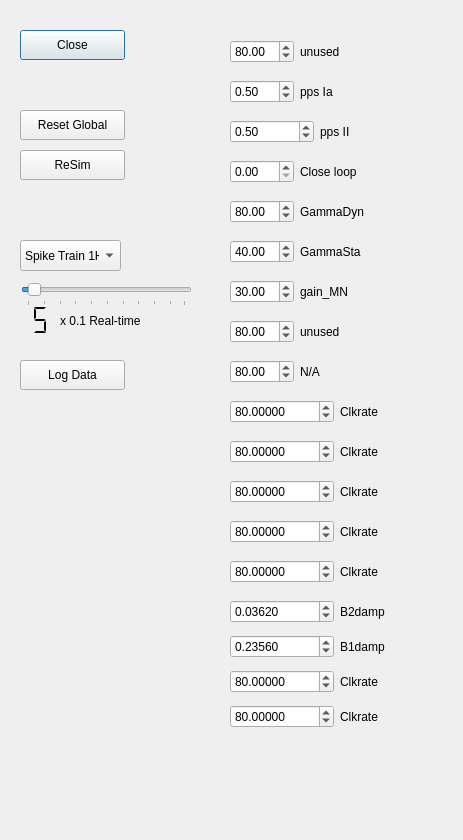
The window that projects/size_principle/size_principle_pytester/Controls.ui (wonjsohn/nerf-verilog) describes before a commit, drawn with Qt 5.
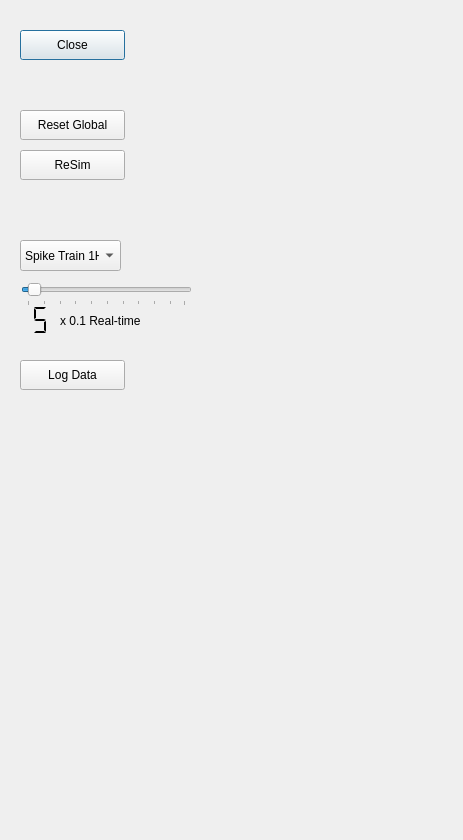
The same window after the commit.

```diff
--- a/projects/size_principle/size_principle_pytester/Controls.ui
+++ b/projects/size_principle/size_principle_pytester/Controls.ui
@@ -86,35 +86,6 @@
     </property>
    </item>
   </widget>
-  <widget class="QWidget" name="layoutWidget">
-   <property name="geometry">
-    <rect>
-     <x>230</x>
-     <y>80</y>
-     <width>176</width>
-     <height>34</height>
-    </rect>
-   </property>
-   <layout class="QFormLayout" name="formLayout_1">
-    <item row="0" column="1">
-     <widget class="QLabel" name="label_1">
-      <property name="text">
-       <string>pps Ia</string>
-      </property>
-     </widget>
-    </item>
-    <item row="0" column="0">
-     <widget class="QDoubleSpinBox" name="doubleSpinBox_1">
-      <property name="maximum">
-       <double>200.000000000000000</double>
-      </property>
-      <property name="value">
-       <double>0.500000000000000</double>
-      </property>
-     </widget>
-    </item>
-   </layout>
-  </widget>
   <widget class="QSlider" name="horizontalSlider">
    <property name="geometry">
     <rect>
@@ -639,541 +610,6 @@
     <bool>false</bool>
    </property>
   </widget>
-  <widget class="QWidget" name="layoutWidget_2">
-   <property name="geometry">
-    <rect>
-     <x>230</x>
-     <y>120</y>
-     <width>214</width>
-     <height>34</height>
-    </rect>
-   </property>
-   <layout class="QFormLayout" name="formLayout_2">
-    <item row="0" column="1">
-     <widget class="QLabel" name="label_2">
-      <property name="text">
-       <string>pps II</string>
-      </property>
-     </widget>
-    </item>
-    <item row="0" column="0">
-     <widget class="QDoubleSpinBox" name="doubleSpinBox_2">
-      <property name="decimals">
-       <number>2</number>
-      </property>
-      <property name="maximum">
-       <double>1000000.000000000000000</double>
-      </property>
-      <property name="singleStep">
-       <double>0.100000000000000</double>
-      </property>
-      <property name="value">
-       <double>0.500000000000000</double>
-      </property>
-     </widget>
-    </item>
-   </layout>
-  </widget>
-  <widget class="QWidget" name="layoutWidget_3">
-   <property name="geometry">
-    <rect>
-     <x>230</x>
-     <y>160</y>
-     <width>176</width>
-     <height>34</height>
-    </rect>
-   </property>
-   <layout class="QFormLayout" name="formLayout_3">
-    <item row="0" column="1">
-     <widget class="QLabel" name="label_3">
-      <property name="text">
-       <string>Close loop</string>
-      </property>
-     </widget>
-    </item>
-    <item row="0" column="0">
-     <widget class="QDoubleSpinBox" name="doubleSpinBox_3">
-      <property name="maximum">
-       <double>100.000000000000000</double>
-      </property>
-      <property name="value">
-       <double>0.000000000000000</double>
-      </property>
-     </widget>
-    </item>
-   </layout>
-  </widget>
-  <widget class="QWidget" name="layoutWidget_4">
-   <property name="geometry">
-    <rect>
-     <x>230</x>
-     <y>200</y>
-     <width>203</width>
-     <height>34</height>
-    </rect>
-   </property>
-   <layout class="QFormLayout" name="formLayout_4">
-    <item row="0" column="1">
-     <widget class="QLabel" name="label_4">
-      <property name="text">
-       <string>GammaDyn</string>
-      </property>
-     </widget>
-    </item>
-    <item row="0" column="0">
-     <widget class="QDoubleSpinBox" name="doubleSpinBox_4">
-      <property name="decimals">
-       <number>2</number>
-      </property>
-      <property name="maximum">
-       <double>200.000000000000000</double>
-      </property>
-      <property name="value">
-       <double>80.000000000000000</double>
-      </property>
-     </widget>
-    </item>
-   </layout>
-  </widget>
-  <widget class="QWidget" name="layoutWidget_5">
-   <property name="geometry">
-    <rect>
-     <x>230</x>
-     <y>240</y>
-     <width>177</width>
-     <height>34</height>
-    </rect>
-   </property>
-   <layout class="QFormLayout" name="formLayout_5">
-    <item row="0" column="1">
-     <widget class="QLabel" name="label_5">
-      <property name="text">
-       <string>GammaSta</string>
-      </property>
-     </widget>
-    </item>
-    <item row="0" column="0">
-     <widget class="QDoubleSpinBox" name="doubleSpinBox_5">
-      <property name="maximum">
-       <double>200.000000000000000</double>
-      </property>
-      <property name="value">
-       <double>40.000000000000000</double>
-      </property>
-     </widget>
-    </item>
-   </layout>
-  </widget>
-  <widget class="QWidget" name="layoutWidget_6">
-   <property name="geometry">
-    <rect>
-     <x>230</x>
-     <y>280</y>
-     <width>176</width>
-     <height>34</height>
-    </rect>
-   </property>
-   <layout class="QFormLayout" name="formLayout_6">
-    <item row="0" column="1">
-     <widget class="QLabel" name="label_6">
-      <property name="text">
-       <string>gain_MN</string>
-      </property>
-     </widget>
-    </item>
-    <item row="0" column="0">
-     <widget class="QDoubleSpinBox" name="doubleSpinBox_6">
-      <property name="maximum">
-       <double>200.000000000000000</double>
-      </property>
-      <property name="value">
-       <double>30.000000000000000</double>
-      </property>
-     </widget>
-    </item>
-   </layout>
-  </widget>
-  <widget class="QWidget" name="layoutWidget_7">
-   <property name="geometry">
-    <rect>
-     <x>230</x>
-     <y>320</y>
-     <width>176</width>
-     <height>34</height>
-    </rect>
-   </property>
-   <layout class="QFormLayout" name="formLayout_7">
-    <item row="0" column="1">
-     <widget class="QLabel" name="label_7">
-      <property name="text">
-       <string>unused</string>
-      </property>
-     </widget>
-    </item>
-    <item row="0" column="0">
-     <widget class="QDoubleSpinBox" name="doubleSpinBox_7">
-      <property name="maximum">
-       <double>200.000000000000000</double>
-      </property>
-      <property name="value">
-       <double>80.000000000000000</double>
-      </property>
-     </widget>
-    </item>
-   </layout>
-  </widget>
-  <widget class="QWidget" name="layoutWidget_8">
-   <property name="geometry">
-    <rect>
-     <x>230</x>
-     <y>360</y>
-     <width>176</width>
-     <height>34</height>
-    </rect>
-   </property>
-   <layout class="QFormLayout" name="formLayout_8">
-    <item row="0" column="1">
-     <widget class="QLabel" name="label_8">
-      <property name="text">
-       <string>N/A</string>
-      </property>
-     </widget>
-    </item>
-    <item row="0" column="0">
-     <widget class="QDoubleSpinBox" name="doubleSpinBox_8">
-      <property name="maximum">
-       <double>200.000000000000000</double>
-      </property>
-      <property name="value">
-       <double>80.000000000000000</double>
-      </property>
-     </widget>
-    </item>
-   </layout>
-  </widget>
-  <widget class="QWidget" name="layoutWidget_9">
-   <property name="geometry">
-    <rect>
-     <x>230</x>
-     <y>40</y>
-     <width>176</width>
-     <height>34</height>
-    </rect>
-   </property>
-   <layout class="QFormLayout" name="formLayout_0">
-    <item row="0" column="1">
-     <widget class="QLabel" name="label_0">
-      <property name="text">
-       <string>unused</string>
-      </property>
-     </widget>
-    </item>
-    <item row="0" column="0">
-     <widget class="QDoubleSpinBox" name="doubleSpinBox_0">
-      <property name="maximum">
-       <double>200.000000000000000</double>
-      </property>
-      <property name="value">
-       <double>80.000000000000000</double>
-      </property>
-     </widget>
-    </item>
-   </layout>
-  </widget>
-  <widget class="QWidget" name="layoutWidget_10">
-   <property name="geometry">
-    <rect>
-     <x>230</x>
-     <y>400</y>
-     <width>220</width>
-     <height>34</height>
-    </rect>
-   </property>
-   <layout class="QFormLayout" name="formLayout_9">
-    <item row="0" column="1">
-     <widget class="QLabel" name="label_9">
-      <property name="text">
-       <string>Clkrate</string>
-      </property>
-     </widget>
-    </item>
-    <item row="0" column="0">
-     <widget class="QDoubleSpinBox" name="doubleSpinBox_9">
-      <property name="decimals">
-       <number>5</number>
-      </property>
-      <property name="maximum">
-       <double>2000000.000000000000000</double>
-      </property>
-      <property name="value">
-       <double>80.000000000000000</double>
-      </property>
-     </widget>
-    </item>
-   </layout>
-  </widget>
-  <widget class="QWidget" name="layoutWidget_11">
-   <property name="geometry">
-    <rect>
-     <x>230</x>
-     <y>440</y>
-     <width>220</width>
-     <height>34</height>
-    </rect>
-   </property>
-   <layout class="QFormLayout" name="formLayout_10">
-    <item row="0" column="1">
-     <widget class="QLabel" name="label_10">
-      <property name="text">
-       <string>Clkrate</string>
-      </property>
-     </widget>
-    </item>
-    <item row="0" column="0">
-     <widget class="QDoubleSpinBox" name="doubleSpinBox_10">
-      <property name="decimals">
-       <number>5</number>
-      </property>
-      <property name="maximum">
-       <double>2000000.000000000000000</double>
-      </property>
-      <property name="value">
-       <double>80.000000000000000</double>
-      </property>
-     </widget>
-    </item>
-   </layout>
-  </widget>
-  <widget class="QWidget" name="layoutWidget_12">
-   <property name="geometry">
-    <rect>
-     <x>230</x>
-     <y>480</y>
-     <width>220</width>
-     <height>34</height>
-    </rect>
-   </property>
-   <layout class="QFormLayout" name="formLayout_11">
-    <item row="0" column="1">
-     <widget class="QLabel" name="label_11">
-      <property name="text">
-       <string>Clkrate</string>
-      </property>
-     </widget>
-    </item>
-    <item row="0" column="0">
-     <widget class="QDoubleSpinBox" name="doubleSpinBox_11">
-      <property name="decimals">
-       <number>5</number>
-      </property>
-      <property name="maximum">
-       <double>2000000.000000000000000</double>
-      </property>
-      <property name="value">
-       <double>80.000000000000000</double>
-      </property>
-     </widget>
-    </item>
-   </layout>
-  </widget>
-  <widget class="QWidget" name="layoutWidget_13">
-   <property name="geometry">
-    <rect>
-     <x>230</x>
-     <y>520</y>
-     <width>220</width>
-     <height>34</height>
-    </rect>
-   </property>
-   <layout class="QFormLayout" name="formLayout_12">
-    <item row="0" column="1">
-     <widget class="QLabel" name="label_12">
-      <property name="text">
-       <string>Clkrate</string>
-      </property>
-     </widget>
-    </item>
-    <item row="0" column="0">
-     <widget class="QDoubleSpinBox" name="doubleSpinBox_12">
-      <property name="decimals">
-       <number>5</number>
-      </property>
-      <property name="maximum">
-       <double>2000000.000000000000000</double>
-      </property>
-      <property name="value">
-       <double>80.000000000000000</double>
-      </property>
-     </widget>
-    </item>
-   </layout>
-  </widget>
-  <widget class="QWidget" name="layoutWidget_14">
-   <property name="geometry">
-    <rect>
-     <x>230</x>
-     <y>560</y>
-     <width>220</width>
-     <height>34</height>
-    </rect>
-   </property>
-   <layout class="QFormLayout" name="formLayout_13">
-    <item row="0" column="1">
-     <widget class="QLabel" name="label_13">
-      <property name="text">
-       <string>Clkrate</string>
-      </property>
-     </widget>
-    </item>
-    <item row="0" column="0">
-     <widget class="QDoubleSpinBox" name="doubleSpinBox_13">
-      <property name="decimals">
-       <number>5</number>
-      </property>
-      <property name="maximum">
-       <double>2000000.000000000000000</double>
-      </property>
-      <property name="value">
-       <double>80.000000000000000</double>
-      </property>
-     </widget>
-    </item>
-   </layout>
-  </widget>
-  <widget class="QWidget" name="layoutWidget_15">
-   <property name="geometry">
-    <rect>
-     <x>230</x>
-     <y>600</y>
-     <width>229</width>
-     <height>34</height>
-    </rect>
-   </property>
-   <layout class="QFormLayout" name="formLayout_14">
-    <item row="0" column="1">
-     <widget class="QLabel" name="label_14">
-      <property name="text">
-       <string>B2damp</string>
-      </property>
-     </widget>
-    </item>
-    <item row="0" column="0">
-     <widget class="QDoubleSpinBox" name="doubleSpinBox_14">
-      <property name="decimals">
-       <number>5</number>
-      </property>
-      <property name="maximum">
-       <double>2000000.000000000000000</double>
-      </property>
-      <property name="singleStep">
-       <double>0.010000000000000</double>
-      </property>
-      <property name="value">
-       <double>0.036200000000000</double>
-      </property>
-     </widget>
-    </item>
-   </layout>
-  </widget>
-  <widget class="QWidget" name="layoutWidget_16">
-   <property name="geometry">
-    <rect>
-     <x>230</x>
-     <y>635</y>
-     <width>229</width>
-     <height>34</height>
-    </rect>
-   </property>
-   <layout class="QFormLayout" name="formLayout_15">
-    <item row="0" column="1">
-     <widget class="QLabel" name="label_15">
-      <property name="text">
-       <string>B1damp</string>
-      </property>
-     </widget>
-    </item>
-    <item row="0" column="0">
-     <widget class="QDoubleSpinBox" name="doubleSpinBox_15">
-      <property name="decimals">
-       <number>5</number>
-      </property>
-      <property name="maximum">
-       <double>2000000.000000000000000</double>
-      </property>
-      <property name="singleStep">
-       <double>0.100000000000000</double>
-      </property>
-      <property name="value">
-       <double>0.235600000000000</double>
-      </property>
-     </widget>
-    </item>
-   </layout>
-  </widget>
-  <widget class="QWidget" name="layoutWidget_17">
-   <property name="geometry">
-    <rect>
-     <x>230</x>
-     <y>670</y>
-     <width>220</width>
-     <height>34</height>
-    </rect>
-   </property>
-   <layout class="QFormLayout" name="formLayout_16">
-    <item row="0" column="1">
-     <widget class="QLabel" name="label_16">
-      <property name="text">
-       <string>Clkrate</string>
-      </property>
-     </widget>
-    </item>
-    <item row="0" column="0">
-     <widget class="QDoubleSpinBox" name="doubleSpinBox_16">
-      <property name="decimals">
-       <number>5</number>
-      </property>
-      <property name="maximum">
-       <double>2000000.000000000000000</double>
-      </property>
-      <property name="value">
-       <double>80.000000000000000</double>
-      </property>
-     </widget>
-    </item>
-   </layout>
-  </widget>
-  <widget class="QWidget" name="layoutWidget_18">
-   <property name="geometry">
-    <rect>
-     <x>230</x>
-     <y>705</y>
-     <width>220</width>
-     <height>34</height>
-    </rect>
-   </property>
-   <layout class="QFormLayout" name="formLayout_17">
-    <item row="0" column="1">
-     <widget class="QLabel" name="label_17">
-      <property name="text">
-       <string>Clkrate</string>
-      </property>
-     </widget>
-    </item>
-    <item row="0" column="0">
-     <widget class="QDoubleSpinBox" name="doubleSpinBox_17">
-      <property name="decimals">
-       <number>5</number>
-      </property>
-      <property name="maximum">
-       <double>2000000.000000000000000</double>
-      </property>
-      <property name="value">
-       <double>80.000000000000000</double>
-      </property>
-     </widget>
-    </item>
-   </layout>
-  </widget>
  </widget>
  <resources/>
  <connections>
```
